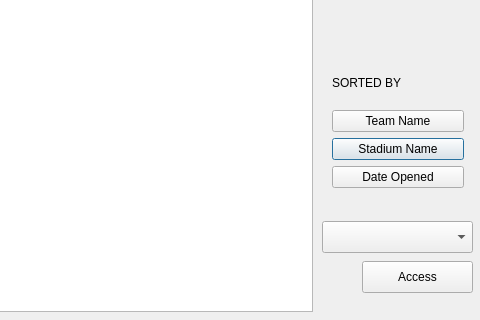
First picture: the form in app/baseball_gui/list_of_stadiums.ui, repository housengw/CS8-I-Love-Baseball, before the edit; both pictures show x 648 to 1128 and y 219 to 539 of the 1128 by 539 pixel window.
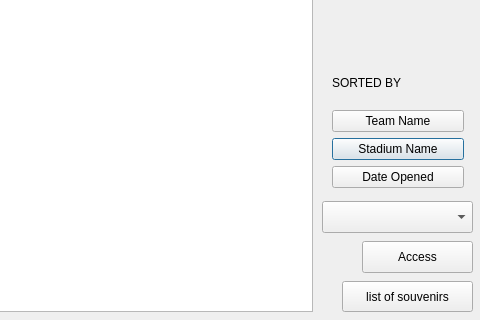
Second picture: the form after the edit.

Commit message:
added feature to view the souvenir list for each stadium
you can view the souvenir list by clicking the display list of stadiums button on the main window, and choose a stadium from the drop down menu, then click the list of souvenir button -- a window will pop up showing the info.

Patch:
```diff
--- a/app/baseball_gui/list_of_stadiums.ui
+++ b/app/baseball_gui/list_of_stadiums.ui
@@ -128,7 +128,7 @@
    <property name="geometry">
     <rect>
      <x>970</x>
-     <y>440</y>
+     <y>420</y>
      <width>151</width>
      <height>32</height>
     </rect>
@@ -138,7 +138,7 @@
    <property name="geometry">
     <rect>
      <x>1010</x>
-     <y>480</y>
+     <y>460</y>
      <width>111</width>
      <height>32</height>
     </rect>
@@ -147,6 +147,19 @@
     <string>Access</string>
    </property>
   </widget>
+  <widget class="QPushButton" name="pushButton">
+   <property name="geometry">
+    <rect>
+     <x>990</x>
+     <y>500</y>
+     <width>131</width>
+     <height>31</height>
+    </rect>
+   </property>
+   <property name="text">
+    <string>list of souvenirs</string>
+   </property>
+  </widget>
  </widget>
  <resources/>
  <connections/>
```
The commit also changes 7 other files.
